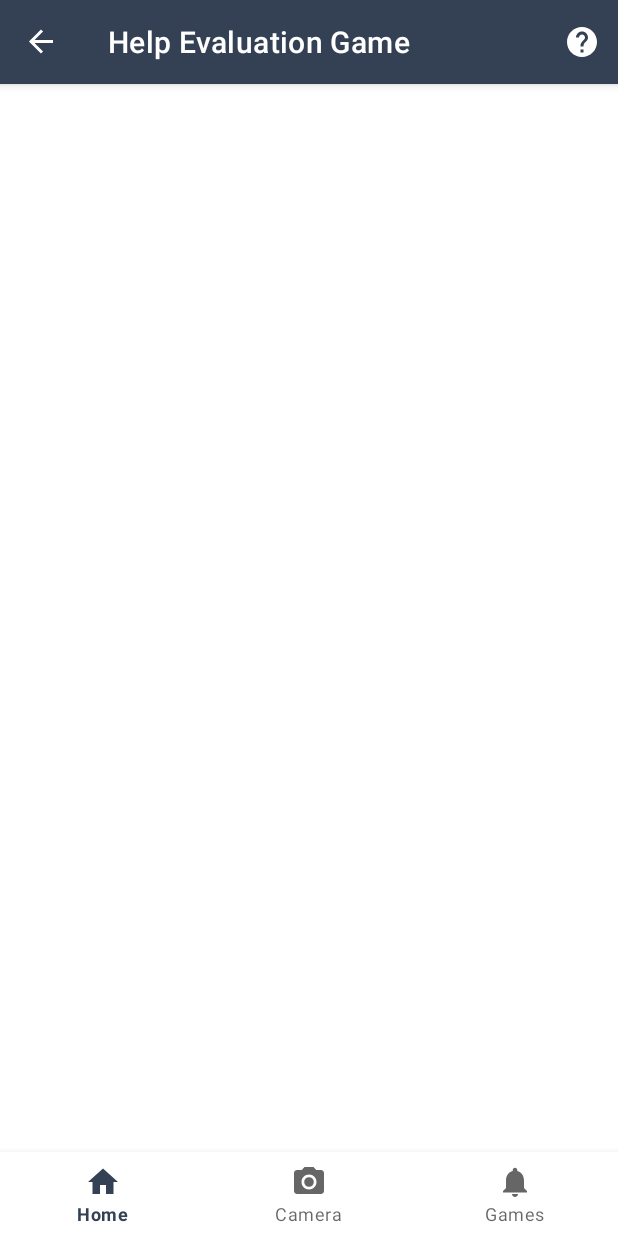
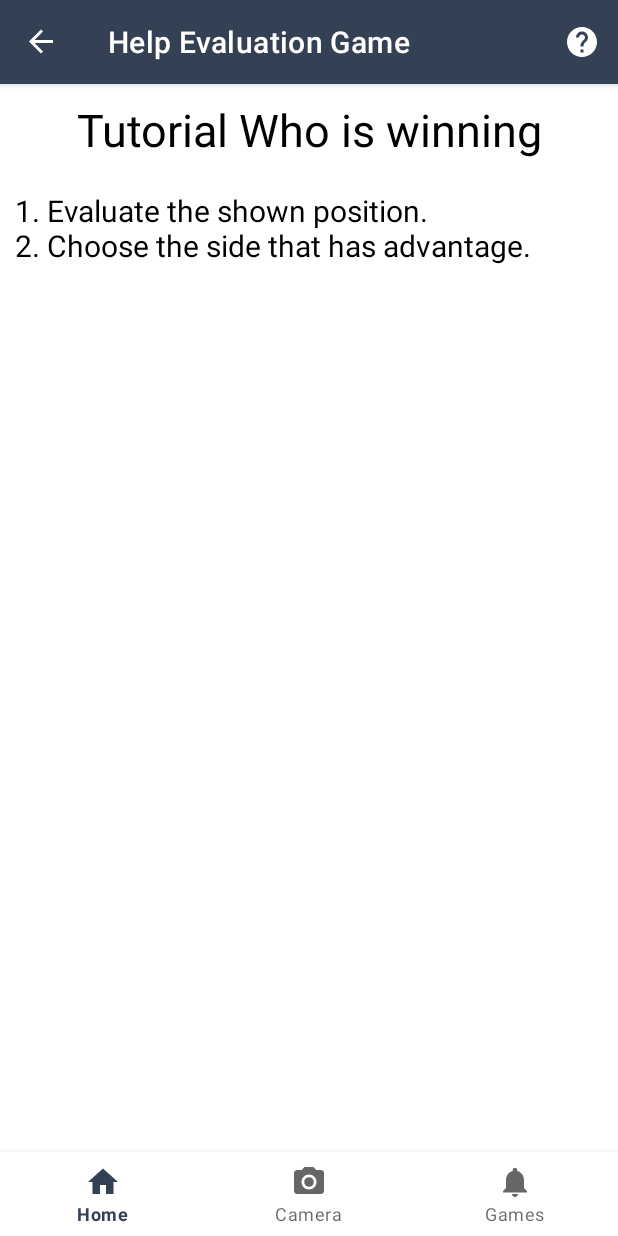
Before and after one commit to trnKhanh/chess-project, an Android app: the HelpEvaluationGameFragment screen opened through its navigation route, on a phone screen of 412 x 824 dp. Run offline under Robolectric (Android 15) with nearby library versions, the phone set to English and light mode, and no system bars; our stand-ins replace navigation-ui.

Commit message:
update content in help center

```diff
--- a/app/src/main/java/com/chessproject/MainActivity.java
+++ b/app/src/main/java/com/chessproject/MainActivity.java
@@ -71,6 +71,7 @@ public class MainActivity extends AppCompatActivity {
                 navController.navigate(R.id.navigation_help_puzzle);
             } else if(destination == R.id.navigation_blind_puzzle){
                 navController.navigate(R.id.navigation_help_blind_puzzle);
+                Log.d(TAG, "come to blind puzzle");
             } else if(destination == R.id.navigation_evaluation_game){
                 navController.navigate(R.id.navigation_help_evaluation_game);
             }
--- a/app/src/main/java/com/chessproject/ui/help/HelpDetectionFragment.java
+++ b/app/src/main/java/com/chessproject/ui/help/HelpDetectionFragment.java
@@ -38,7 +38,8 @@ public class HelpDetectionFragment extends HelpFragment {
     protected void initData() {
         super.initData();
         tutorialSlide = new ArrayList<>();
-        tutorialSlide.add(new TutorialInfo("STEP 1/2: ", R.drawable.chess_vision_image));
-        tutorialSlide.add(new TutorialInfo("STEP 2/2: ", R.drawable.black_bishop));
+        tutorialSlide.add(new TutorialInfo("STEP 1/3: Capture the image of a chessboard.", R.drawable.detection_tutorial_step_1));
+        tutorialSlide.add(new TutorialInfo("STEP 2/3: Choose which side is going next and perspective of the chessboard (from white or from black side) and click Continue.", R.drawable.detection_tutorial_step_2));
+        tutorialSlide.add(new TutorialInfo("STEP 3/3: Get the result.", R.drawable.detection_tutorial_step_3));
     }
 }
--- a/app/src/main/java/com/chessproject/ui/help/HelpEvaluationGameFragment.java
+++ b/app/src/main/java/com/chessproject/ui/help/HelpEvaluationGameFragment.java
@@ -19,23 +19,6 @@ public class HelpEvaluationGameFragment extends HelpFragment {
     @Override
     public View onCreateView(@NonNull LayoutInflater inflater, @Nullable ViewGroup container, @Nullable Bundle savedInstanceState) {
         View root = inflater.inflate(R.layout.fragment_help_evaluation_game, container, false);
-        initializeUI(root);
         return root;
     }
-
-    @Override
-    protected void initializeUI(View root) {
-        super.initializeUI(root);
-        initData();
-        tutorialContainer = root.findViewById(R.id.image_tutorial_container_evaluation_game);
-        adapter = new TutorialPagerAdapter(requireContext(), tutorialSlide);
-        tutorialContainer.setAdapter(adapter);
-        tutorialContainer.setLayoutManager(new LinearLayoutManager(requireContext(), LinearLayoutManager.HORIZONTAL, false));
-    }
-
-    @Override
-    protected void initData() {
-        super.initData();
-        tutorialSlide = new ArrayList<>();
-    }
 }
--- a/app/src/main/res/layout/fragment_help_evaluation_game.xml
+++ b/app/src/main/res/layout/fragment_help_evaluation_game.xml
@@ -1,9 +1,21 @@
 <?xml version="1.0" encoding="utf-8"?>
 <LinearLayout xmlns:android="http://schemas.android.com/apk/res/android"
     android:layout_width="match_parent"
-    android:layout_height="match_parent">
-    <androidx.recyclerview.widget.RecyclerView
+    android:layout_height="match_parent"
+    android:orientation="vertical">
+    <TextView
+        android:padding="10dp"
         android:layout_width="match_parent"
-        android:layout_height="match_parent"
-        android:id="@+id/image_tutorial_container_evaluation_game"/>
+        android:layout_height="wrap_content"
+        android:textColor="@color/black"
+        android:textSize="30dp"
+        android:gravity="center"
+        android:text="Tutorial Who is winning"/>
+    <TextView
+        android:padding="10dp"
+        android:layout_width="match_parent"
+        android:layout_height="wrap_content"
+        android:textColor="@color/black"
+        android:textSize="20dp"
+        android:text="1. Evaluate the shown position.\n2. Choose the side that has advantage.\n"/>
 </LinearLayout>
--- a/app/src/main/res/layout/item_tutorial.xml
+++ b/app/src/main/res/layout/item_tutorial.xml
@@ -6,7 +6,6 @@
     <TextView
         android:textColor="@color/black"
         android:textSize="20dp"
-
         android:padding="10dp"
         android:gravity="center"
         android:id="@+id/textTutorial"
```
Also changed, not shown: app/src/main/java/com/chessproject/ui/help/HelpBlindPuzzleFragment.java (+0 -21 lines), app/src/main/java/com/chessproject/ui/help/HelpPuzzleFragment.java (+0 -16 lines), app/src/main/res/layout/fragment_help_blind_puzzle.xml (+16 -4 lines), app/src/main/res/layout/fragment_help_puzzle.xml (+16 -4 lines), app/src/main/res/drawable/detection_tutorial_step_1.jpg (added), app/src/main/res/drawable/detection_tutorial_step_2.jpg (added), app/src/main/res/drawable/detection_tutorial_step_3.jpg (added).
